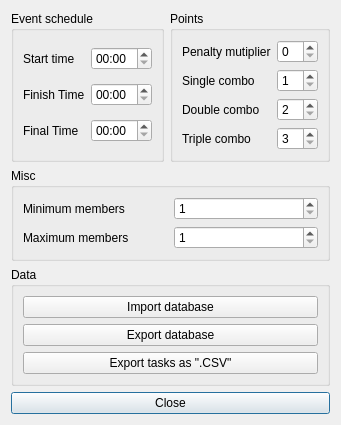
FrankMamuda/ketoevent, file trunk/gui_settings.ui: the form before one commit.
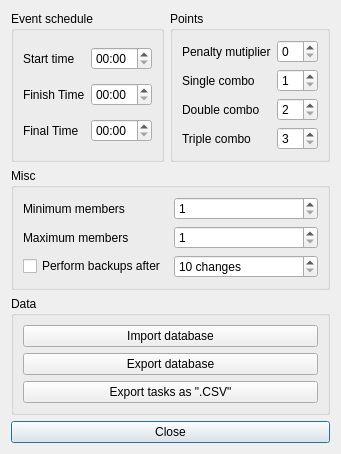
The form after the commit. Icons and pictures are not drawn.

Patch:
```diff
--- a/trunk/gui_settings.ui
+++ b/trunk/gui_settings.ui
@@ -7,7 +7,7 @@
     <x>0</x>
     <y>0</y>
     <width>341</width>
-    <height>406</height>
+    <height>409</height>
    </rect>
   </property>
   <property name="windowTitle">
@@ -184,13 +184,6 @@
         </property>
        </widget>
       </item>
-      <item row="1" column="0">
-       <widget class="QLabel" name="maxLabel">
-        <property name="text">
-         <string>Maximum members</string>
-        </property>
-       </widget>
-      </item>
       <item row="1" column="1">
        <widget class="QSpinBox" name="max">
         <property name="toolTip">
@@ -201,6 +194,33 @@
         </property>
        </widget>
       </item>
+      <item row="1" column="0">
+       <widget class="QLabel" name="maxLabel">
+        <property name="text">
+         <string>Maximum members</string>
+        </property>
+       </widget>
+      </item>
+      <item row="2" column="1">
+       <widget class="QSpinBox" name="backupChanges">
+        <property name="suffix">
+         <string> changes</string>
+        </property>
+        <property name="minimum">
+         <number>10</number>
+        </property>
+        <property name="maximum">
+         <number>100</number>
+        </property>
+       </widget>
+      </item>
+      <item row="2" column="0">
+       <widget class="QCheckBox" name="backupPerform">
+        <property name="text">
+         <string>Perform backups after</string>
+        </property>
+       </widget>
+      </item>
      </layout>
     </widget>
    </item>
```
